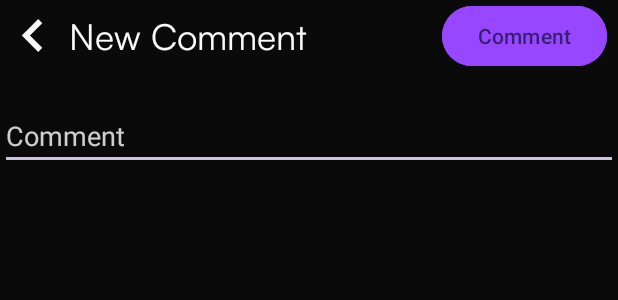
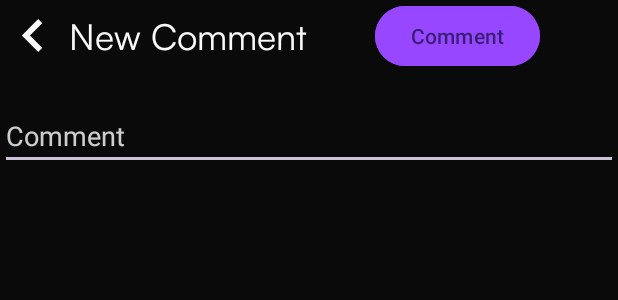
Before and after one commit to daniellalimbag/Pokesoul, an Android app: the layout add_comment.xml on its own in the app's theme, with its tools: preview values and no code run, on a phone screen of 412 x 824 dp. Shown: the top 300 px of the screen. Run offline under Robolectric (Android 15) with nearby library versions, the phone set to English and light mode, and no system bars.

```diff
--- a/app/src/main/res/layout/add_comment.xml
+++ b/app/src/main/res/layout/add_comment.xml
@@ -34,7 +34,7 @@
             android:id="@+id/commentBtn"
             android:layout_width="wrap_content"
             android:layout_height="wrap_content"
-            android:layout_marginLeft="90dp"
+            android:layout_marginLeft="45dp"
             android:backgroundTint="@color/lavender_indigo"
             android:text="Comment" />
 
```
Also changed, not shown: app/src/main/java/com/mobdeve/s21/pokesoul/activity/AddCommentActivity.kt (+10 -0 lines).
